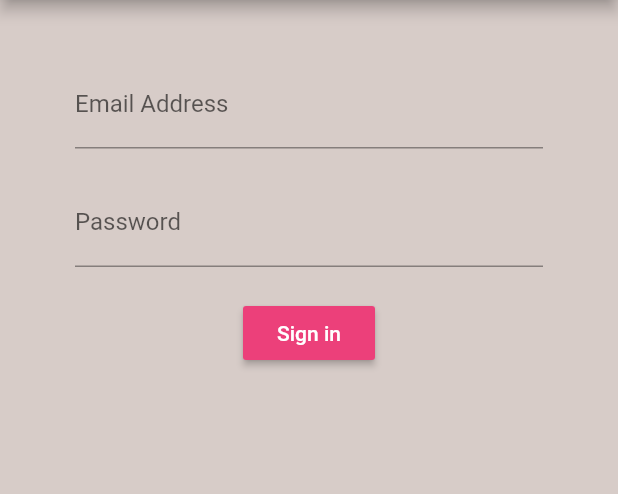
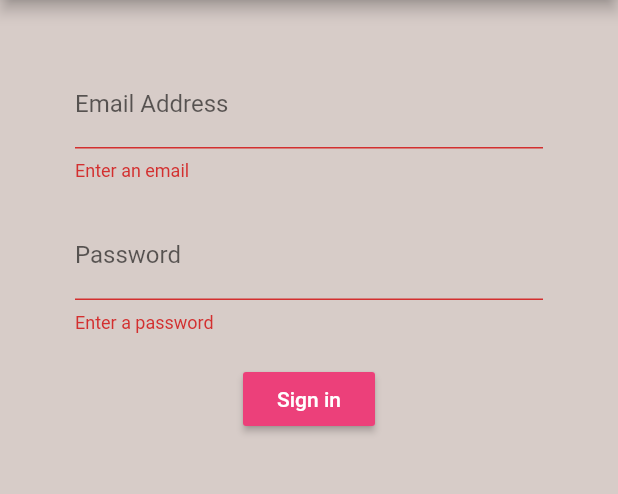
Before and after one commit to eso5-uol/Flutter-reciepts-app, a Flutter app: the screen it shows after launch, after a tap on "Sign in", on a phone screen of 412 x 824 dp, the part 84-578 px from its top. Run offline on Flutter 3.47's test engine with Material 2 defaults, Android fonts, the phone set to English and light mode, and no system bars; our stand-ins replace firebase_auth; accounts and stored records are empty.

Commit message:
Added ability to sign in with verified accounts from firebase (test123@gmail.com password)

```diff
--- a/fdm_expenses_app/lib/screens/authenticate/sign_in.dart
+++ b/fdm_expenses_app/lib/screens/authenticate/sign_in.dart
@@ -9,9 +9,11 @@ class SignIn extends StatefulWidget {
 class _SignInState extends State<SignIn> {
 
   final AuthService _auth = AuthService();
+  final _formKey = GlobalKey<FormState>();
 
   String _email = "";
   String _password = "";
+  String error = "";
 
 
   @override
@@ -25,10 +27,12 @@ class _SignInState extends State<SignIn> {
       body: Container(
         padding: EdgeInsets.symmetric(vertical: 20, horizontal: 50),
         child: Form(
+          key: _formKey,
           child: Column(
             children: <Widget>[
               SizedBox(height: 20,),
-              TextFormField(                    //email
+              TextFormField(//email
+                validator: (val) => val.isEmpty ? "Enter an email" : null,
                 onChanged: (value) {
                   setState(() {
                     _email = value;
@@ -41,6 +45,7 @@ class _SignInState extends State<SignIn> {
               ),
               SizedBox(height: 20,),
               TextFormField(                    //password
+                validator: (val) => val.isEmpty ? "Enter a password" : null,
                 onChanged: (value) {
                   setState(() {
                     _password = value;
@@ -59,9 +64,21 @@ class _SignInState extends State<SignIn> {
                   style: TextStyle(color: Colors.white),
                 ),
                 onPressed: () async {
-                  print(_email);
-                  print(_password);
+                  if (_formKey.currentState.validate()) {
+                    dynamic result = await _auth.signInWithEmailAndPassword(_email, _password);
+                    if (result == null) {
+                      setState(() => error = "Login credentials incorrect");
+                    }
+                  }
                 },
+              ),
+              SizedBox(height: 12,),
+              Text(
+                error,
+                style: TextStyle(
+                  color: Colors.red,
+                  fontSize: 14,
+                ),
               )
             ],
           ),
--- a/fdm_expenses_app/lib/screens/services/auth.dart
+++ b/fdm_expenses_app/lib/screens/services/auth.dart
@@ -30,10 +30,16 @@ class AuthService {
   }
 
   //sign in with email and password
-
-
-
-
+  Future signInWithEmailAndPassword(String email, String password) async {
+    try {
+      AuthResult result = await _auth.signInWithEmailAndPassword(email: email, password: password);
+      FirebaseUser user = result.user;
+      return _userFromFirebaseUser(user);
+    } catch(e) {
+      print(e.toString());
+      return null;
+    }
+  }
 
   //register with email and password
   Future registerWithEmailAndPassword(String email, String password) async {
```
